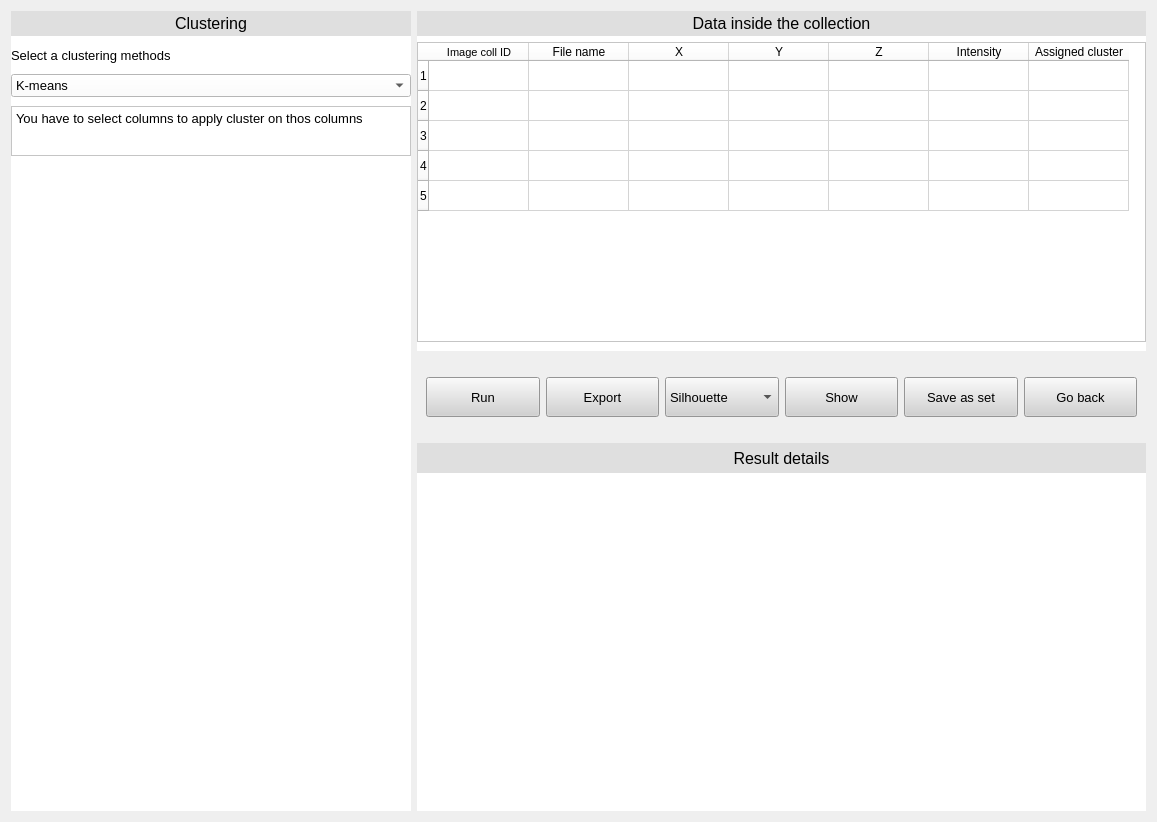
Old version of the form UI_builder/Clustering.ui in the repository Brain-Mapper/BrainMapperV2.
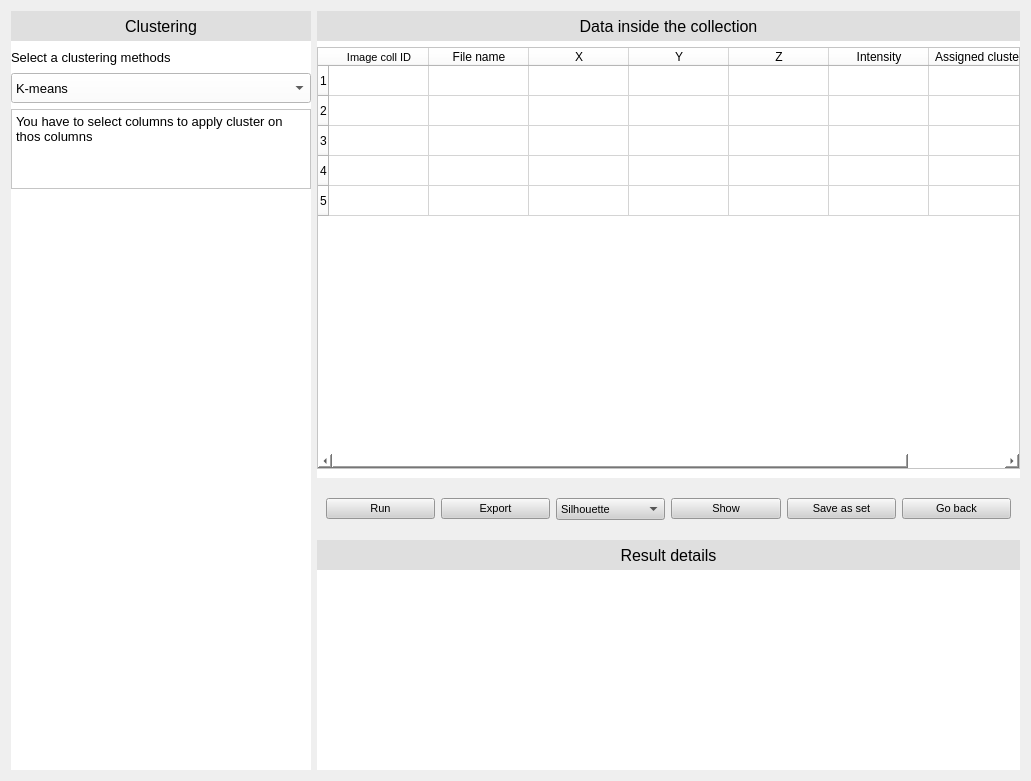
New version of the form.

```diff
--- a/UI_builder/Clustering.ui
+++ b/UI_builder/Clustering.ui
@@ -6,32 +6,190 @@
    <rect>
     <x>0</x>
     <y>0</y>
-    <width>1157</width>
-    <height>822</height>
+    <width>1031</width>
+    <height>781</height>
    </rect>
   </property>
   <property name="windowTitle">
    <string>Form</string>
   </property>
-  <layout class="QGridLayout" name="gridLayout">
-   <item row="0" column="1">
-    <widget class="QWidget" name="widget_2" native="true">
-     <property name="minimumSize">
+  <layout class="QHBoxLayout" name="horizontalLayout">
+   <item>
+    <widget class="QWidget" name="widget" native="true">
+     <property name="maximumSize">
       <size>
-       <width>711</width>
-       <height>311</height>
+       <width>300</width>
+       <height>16777215</height>
       </size>
      </property>
+     <property name="styleSheet">
+      <string notr="true">background-color: rgb(255, 255, 255);</string>
+     </property>
+     <layout class="QVBoxLayout" name="verticalLayout">
+      <property name="leftMargin">
+       <number>0</number>
+      </property>
+      <property name="topMargin">
+       <number>0</number>
+      </property>
+      <property name="rightMargin">
+       <number>0</number>
+      </property>
+      <property name="bottomMargin">
+       <number>9</number>
+      </property>
+      <item>
+       <widget class="QLabel" name="label_2">
      <property name="maximumSize">
       <size>
        <width>16777215</width>
-       <height>340</height>
-      </size>
-     </property>
+          <height>30</height>
+         </size>
+        </property>
+        <property name="font">
+         <font>
+          <pointsize>12</pointsize>
+          <weight>50</weight>
+          <bold>false</bold>
+         </font>
+        </property>
      <property name="styleSheet">
+         <string notr="true">background-color: rgb(223, 223, 223);</string>
+        </property>
+        <property name="text">
+         <string>Clustering</string>
+        </property>
+        <property name="alignment">
+         <set>Qt::AlignCenter</set>
+        </property>
+        <property name="margin">
+         <number>0</number>
+        </property>
+       </widget>
+      </item>
+      <item>
+       <widget class="QLabel" name="label">
+        <property name="maximumSize">
+         <size>
+          <width>16777215</width>
+          <height>20</height>
+         </size>
+        </property>
+        <property name="font">
+         <font>
+          <pointsize>10</pointsize>
+         </font>
+        </property>
+        <property name="text">
+         <string>Select a clustering methods</string>
+        </property>
+        <property name="textFormat">
+         <enum>Qt::AutoText</enum>
+        </property>
+       </widget>
+      </item>
+      <item>
+       <widget class="QComboBox" name="comboBox_2">
+        <property name="sizePolicy">
+         <sizepolicy hsizetype="Preferred" vsizetype="Preferred">
+          <horstretch>0</horstretch>
+          <verstretch>0</verstretch>
+         </sizepolicy>
+        </property>
+        <property name="maximumSize">
+         <size>
+          <width>16777215</width>
+          <height>30</height>
+         </size>
+        </property>
+        <property name="font">
+         <font>
+          <pointsize>10</pointsize>
+         </font>
+        </property>
+        <item>
+         <property name="text">
+          <string>K-means</string>
+         </property>
+        </item>
+        <item>
+         <property name="text">
+          <string>K-medoids</string>
+         </property>
+        </item>
+        <item>
+         <property name="text">
+          <string>Agglomerative</string>
+         </property>
+        </item>
+        <item>
+         <property name="text">
+          <string>Fuzzy C-means</string>
+         </property>
+        </item>
+       </widget>
+      </item>
+      <item>
+       <widget class="QPlainTextEdit" name="plainTextEdit">
+        <property name="sizePolicy">
+         <sizepolicy hsizetype="Preferred" vsizetype="Preferred">
+          <horstretch>0</horstretch>
+          <verstretch>0</verstretch>
+         </sizepolicy>
+        </property>
+        <property name="maximumSize">
+         <size>
+          <width>16777215</width>
+          <height>80</height>
+         </size>
+        </property>
+        <property name="font">
+         <font>
+          <pointsize>10</pointsize>
+         </font>
+        </property>
+        <property name="readOnly">
+         <bool>true</bool>
+        </property>
+        <property name="plainText">
+         <string>You have to select columns to apply cluster on thos columns</string>
+        </property>
+       </widget>
+      </item>
+      <item>
+       <widget class="QWidget" name="widget_5" native="true"/>
+      </item>
+      <item>
+       <widget class="QWidget" name="widget_6" native="true">
+        <property name="font">
+         <font>
+          <pointsize>12</pointsize>
+          <weight>50</weight>
+          <bold>false</bold>
+         </font>
+        </property>
+        <property name="styleSheet">
       <string notr="true">background-color: rgb(255, 255, 255);</string>
      </property>
+       </widget>
+      </item>
+     </layout>
+    </widget>
+   </item>
+   <item>
      <layout class="QVBoxLayout" name="verticalLayout_2">
+     <item>
+      <widget class="QWidget" name="widget_2" native="true">
+       <property name="minimumSize">
+        <size>
+         <width>700</width>
+         <height>200</height>
+        </size>
+       </property>
+       <property name="styleSheet">
+        <string notr="true">background-color: rgb(255, 255, 255);</string>
+       </property>
+       <layout class="QVBoxLayout" name="verticalLayout_3">
       <property name="leftMargin">
        <number>0</number>
       </property>
@@ -41,12 +199,15 @@
       <property name="rightMargin">
        <number>0</number>
       </property>
+        <property name="bottomMargin">
+         <number>9</number>
+        </property>
       <item>
        <widget class="QLabel" name="label_3">
         <property name="maximumSize">
          <size>
           <width>16777215</width>
-          <height>40</height>
+            <height>30</height>
          </size>
         </property>
         <property name="font">
@@ -69,10 +230,16 @@
       </item>
       <item>
        <widget class="QTableWidget" name="tableWidget">
-        <property name="maximumSize">
+          <property name="sizePolicy">
+           <sizepolicy hsizetype="Preferred" vsizetype="Preferred">
+            <horstretch>0</horstretch>
+            <verstretch>0</verstretch>
+           </sizepolicy>
+          </property>
+          <property name="minimumSize">
          <size>
-          <width>16777215</width>
-          <height>300</height>
+            <width>660</width>
+            <height>0</height>
          </size>
         </property>
         <property name="layoutDirection">
@@ -165,248 +332,32 @@
      </layout>
     </widget>
    </item>
-   <item row="0" column="0" rowspan="3">
-    <widget class="QWidget" name="widget" native="true">
-     <property name="minimumSize">
-      <size>
-       <width>400</width>
-       <height>0</height>
-      </size>
-     </property>
-     <property name="maximumSize">
-      <size>
-       <width>400</width>
-       <height>16777215</height>
-      </size>
-     </property>
-     <property name="styleSheet">
-      <string notr="true">background-color: rgb(255, 255, 255);</string>
-     </property>
-     <layout class="QVBoxLayout" name="verticalLayout">
-      <property name="spacing">
-       <number>9</number>
-      </property>
-      <property name="leftMargin">
-       <number>0</number>
-      </property>
-      <property name="topMargin">
-       <number>0</number>
-      </property>
-      <property name="rightMargin">
-       <number>0</number>
-      </property>
-      <property name="bottomMargin">
-       <number>9</number>
-      </property>
       <item>
-       <widget class="QLabel" name="label_2">
-        <property name="minimumSize">
-         <size>
-          <width>0</width>
-          <height>25</height>
-         </size>
-        </property>
-        <property name="maximumSize">
-         <size>
-          <width>16777215</width>
-          <height>25</height>
-         </size>
-        </property>
-        <property name="font">
-         <font>
-          <pointsize>12</pointsize>
-          <weight>50</weight>
-          <bold>false</bold>
-         </font>
-        </property>
-        <property name="styleSheet">
-         <string notr="true">background-color: rgb(223, 223, 223);</string>
-        </property>
-        <property name="text">
-         <string>Clustering</string>
-        </property>
-        <property name="alignment">
-         <set>Qt::AlignCenter</set>
-        </property>
-        <property name="margin">
-         <number>0</number>
-        </property>
-       </widget>
-      </item>
-      <item>
-       <widget class="QLabel" name="label">
-        <property name="maximumSize">
-         <size>
-          <width>16777215</width>
-          <height>20</height>
-         </size>
-        </property>
-        <property name="font">
-         <font>
-          <pointsize>10</pointsize>
-         </font>
-        </property>
-        <property name="text">
-         <string>Select a clustering methods</string>
-        </property>
-        <property name="textFormat">
-         <enum>Qt::AutoText</enum>
-        </property>
-       </widget>
-      </item>
-      <item>
-       <widget class="QComboBox" name="comboBox_2">
-        <property name="font">
-         <font>
-          <pointsize>10</pointsize>
-         </font>
-        </property>
-        <item>
-         <property name="text">
-          <string>K-means</string>
-         </property>
-        </item>
-        <item>
-         <property name="text">
-          <string>K-medoids</string>
-         </property>
-        </item>
-        <item>
-         <property name="text">
-          <string>Agglomerative</string>
-         </property>
-        </item>
-        <item>
-         <property name="text">
-          <string>Fuzzy C-means</string>
-         </property>
-        </item>
-       </widget>
-      </item>
-      <item>
-       <widget class="QPlainTextEdit" name="plainTextEdit">
-        <property name="maximumSize">
-         <size>
-          <width>16777215</width>
-          <height>50</height>
-         </size>
-        </property>
-        <property name="font">
-         <font>
-          <pointsize>10</pointsize>
-         </font>
-        </property>
-        <property name="readOnly">
-         <bool>true</bool>
-        </property>
-        <property name="plainText">
-         <string>You have to select columns to apply cluster on thos columns</string>
-        </property>
-       </widget>
-      </item>
-      <item>
-       <widget class="QWidget" name="widget_5" native="true">
-        <property name="minimumSize">
-         <size>
-          <width>341</width>
-          <height>251</height>
-         </size>
-        </property>
-       </widget>
-      </item>
-      <item>
-       <widget class="QWidget" name="widget_6" native="true">
-        <property name="minimumSize">
-         <size>
-          <width>341</width>
-          <height>251</height>
-         </size>
-        </property>
-        <property name="font">
-         <font>
-          <pointsize>12</pointsize>
-          <weight>50</weight>
-          <bold>false</bold>
-         </font>
-        </property>
-        <property name="styleSheet">
-         <string notr="true">background-color: rgb(255, 255, 255);</string>
-        </property>
-       </widget>
-      </item>
-     </layout>
-    </widget>
-   </item>
-   <item row="2" column="1">
-    <widget class="QWidget" name="widget_3" native="true">
-     <property name="styleSheet">
-      <string notr="true">background-color: rgb(255, 255, 255);</string>
-     </property>
-     <layout class="QVBoxLayout" name="verticalLayout_3">
-      <property name="leftMargin">
-       <number>0</number>
-      </property>
-      <property name="topMargin">
-       <number>0</number>
-      </property>
-      <property name="rightMargin">
-       <number>0</number>
-      </property>
-      <item>
-       <widget class="QLabel" name="label_4">
-        <property name="maximumSize">
-         <size>
-          <width>16777215</width>
-          <height>30</height>
-         </size>
-        </property>
-        <property name="font">
-         <font>
-          <pointsize>12</pointsize>
-          <weight>50</weight>
-          <bold>false</bold>
-         </font>
-        </property>
-        <property name="styleSheet">
-         <string notr="true">background-color: rgb(223, 223, 223);</string>
-        </property>
-        <property name="text">
-         <string>Result details</string>
-        </property>
-        <property name="alignment">
-         <set>Qt::AlignCenter</set>
-        </property>
-       </widget>
-      </item>
-      <item>
-       <widget class="QWidget" name="widget_7" native="true"/>
-      </item>
-     </layout>
-    </widget>
-   </item>
-   <item row="1" column="1">
     <widget class="QWidget" name="widget_4" native="true">
+       <property name="enabled">
+        <bool>true</bool>
+       </property>
+       <property name="minimumSize">
+        <size>
+         <width>0</width>
+         <height>50</height>
+        </size>
+       </property>
      <property name="maximumSize">
       <size>
        <width>16777215</width>
-       <height>80</height>
+         <height>50</height>
       </size>
      </property>
      <property name="styleSheet">
       <string notr="true"/>
      </property>
-     <layout class="QHBoxLayout" name="horizontalLayout">
+       <layout class="QHBoxLayout" name="horizontalLayout_2">
       <item>
        <widget class="QPushButton" name="pushButton">
-        <property name="minimumSize">
-         <size>
-          <width>0</width>
-          <height>40</height>
-         </size>
-        </property>
         <property name="font">
          <font>
-          <pointsize>10</pointsize>
+            <pointsize>8</pointsize>
          </font>
         </property>
         <property name="styleSheet">
@@ -425,15 +376,9 @@
       </item>
       <item>
        <widget class="QPushButton" name="pushButton_3">
-        <property name="minimumSize">
-         <size>
-          <width>0</width>
-          <height>40</height>
-         </size>
-        </property>
         <property name="font">
          <font>
-          <pointsize>10</pointsize>
+            <pointsize>8</pointsize>
          </font>
         </property>
         <property name="styleSheet">
@@ -447,20 +392,14 @@
       <item>
        <widget class="QComboBox" name="comboBox">
         <property name="sizePolicy">
-         <sizepolicy hsizetype="Preferred" vsizetype="Fixed">
+           <sizepolicy hsizetype="Minimum" vsizetype="Fixed">
           <horstretch>0</horstretch>
           <verstretch>0</verstretch>
          </sizepolicy>
         </property>
-        <property name="minimumSize">
-         <size>
-          <width>0</width>
-          <height>40</height>
-         </size>
-        </property>
         <property name="font">
          <font>
-          <pointsize>10</pointsize>
+            <pointsize>8</pointsize>
           <weight>50</weight>
           <bold>false</bold>
           <kerning>true</kerning>
@@ -502,15 +441,9 @@
       </item>
       <item>
        <widget class="QPushButton" name="pushButton_2">
-        <property name="minimumSize">
-         <size>
-          <width>0</width>
-          <height>40</height>
-         </size>
-        </property>
         <property name="font">
          <font>
-          <pointsize>10</pointsize>
+            <pointsize>8</pointsize>
          </font>
         </property>
         <property name="styleSheet">
@@ -523,15 +456,9 @@
       </item>
       <item>
        <widget class="QPushButton" name="pushButton_4">
-        <property name="minimumSize">
-         <size>
-          <width>0</width>
-          <height>40</height>
-         </size>
-        </property>
         <property name="font">
          <font>
-          <pointsize>10</pointsize>
+            <pointsize>8</pointsize>
          </font>
         </property>
         <property name="styleSheet">
@@ -544,15 +471,9 @@
       </item>
       <item>
        <widget class="QPushButton" name="pushButton_5">
-        <property name="minimumSize">
-         <size>
-          <width>0</width>
-          <height>40</height>
-         </size>
-        </property>
         <property name="font">
          <font>
-          <pointsize>10</pointsize>
+            <pointsize>8</pointsize>
          </font>
         </property>
         <property name="styleSheet">
@@ -565,6 +486,72 @@
       </item>
      </layout>
     </widget>
+     </item>
+     <item>
+      <widget class="QWidget" name="widget_3" native="true">
+       <property name="minimumSize">
+        <size>
+         <width>700</width>
+         <height>0</height>
+        </size>
+       </property>
+       <property name="maximumSize">
+        <size>
+         <width>16777215</width>
+         <height>230</height>
+        </size>
+       </property>
+       <property name="styleSheet">
+        <string notr="true">background-color: rgb(255, 255, 255);</string>
+       </property>
+       <layout class="QVBoxLayout" name="verticalLayout_4">
+        <property name="leftMargin">
+         <number>0</number>
+        </property>
+        <property name="topMargin">
+         <number>0</number>
+        </property>
+        <property name="rightMargin">
+         <number>0</number>
+        </property>
+        <property name="bottomMargin">
+         <number>9</number>
+        </property>
+        <item>
+         <widget class="QLabel" name="label_4">
+          <property name="maximumSize">
+           <size>
+            <width>16777215</width>
+            <height>30</height>
+           </size>
+          </property>
+          <property name="font">
+           <font>
+            <pointsize>12</pointsize>
+            <weight>50</weight>
+            <bold>false</bold>
+           </font>
+          </property>
+          <property name="styleSheet">
+           <string notr="true">background-color: rgb(223, 223, 223);</string>
+          </property>
+          <property name="text">
+           <string>Result details</string>
+          </property>
+          <property name="alignment">
+           <set>Qt::AlignCenter</set>
+          </property>
+         </widget>
+        </item>
+        <item>
+         <widget class="QWidget" name="widget_7" native="true">
+          <zorder>widget_2</zorder>
+         </widget>
+        </item>
+       </layout>
+      </widget>
+     </item>
+    </layout>
    </item>
   </layout>
  </widget>
```
Lines whose indentation alone changed are shown as unchanged.
